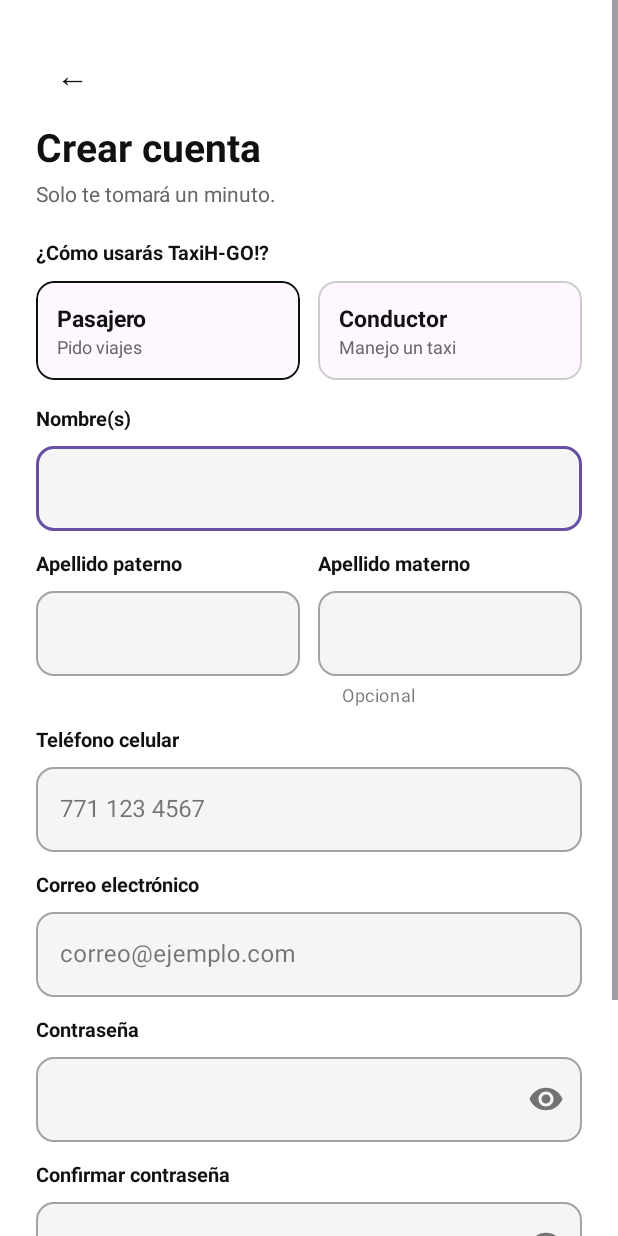
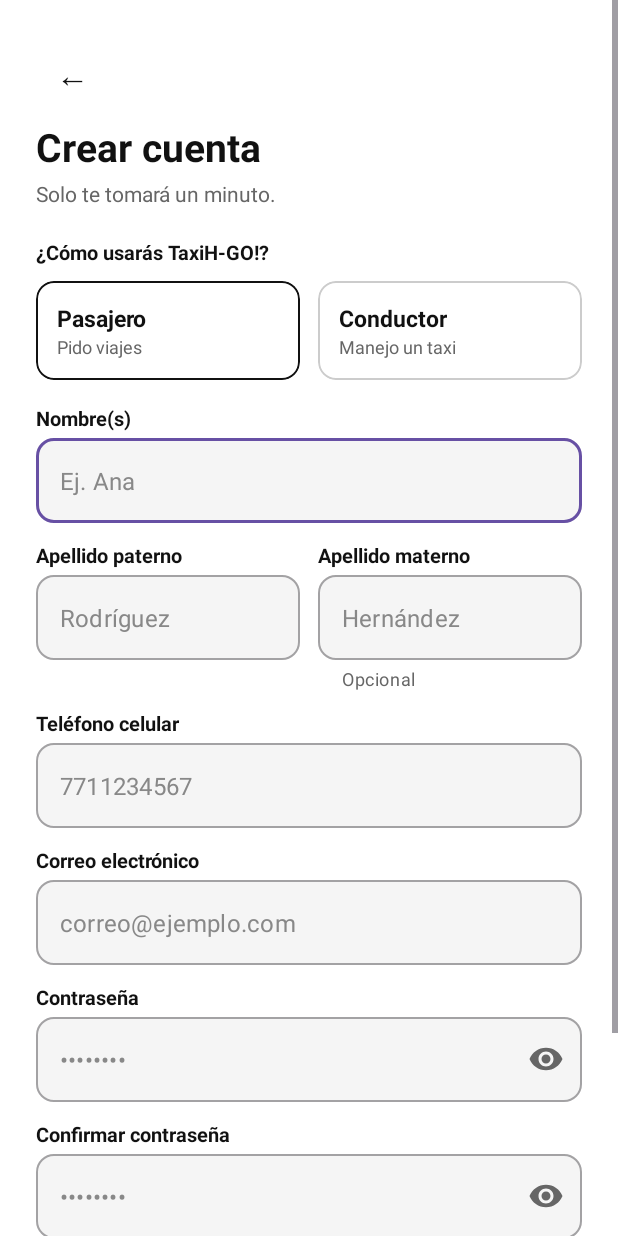
Before and after one commit to CaritoLux/appTaxiHGO, an Android app: the ActivityRegistro screen opened directly, with no data from a screen before it, on a phone screen of 412 x 824 dp. Run offline under Robolectric (Android 15) with nearby library versions, the phone set to English and light mode, and no system bars.

Commit message:
correccion  link retrofit y  activitys

```diff
--- a/app/src/main/java/mx/com/bandline/apptaxihgo/interfaceapi/RetrofitCliente.kt
+++ b/app/src/main/java/mx/com/bandline/apptaxihgo/interfaceapi/RetrofitCliente.kt
@@ -4,7 +4,7 @@ import retrofit2.Retrofit
 import retrofit2.converter.gson.GsonConverterFactory
 
 object RetrofitCliente {
-    const val BASE_URL = "https://bandline.com.mx/taxihgo/"
+    const val BASE_URL = "https://bandline.com.mx/taxihgo/taxihgo_api/"
 
     val apiService: ApiService by lazy {
         Retrofit.Builder()
--- a/app/src/main/java/mx/com/bandline/apptaxihgo/view/ActivityCuenta.kt
+++ b/app/src/main/java/mx/com/bandline/apptaxihgo/view/ActivityCuenta.kt
@@ -62,9 +62,12 @@ class ActivityCuenta : AppCompatActivity() {
 
         if (perfil.rol == "CONDUCTOR") {
             tvRol.text = "Conductor"
+            tvCalificacion.text = "★ ${perfil.calificacion}"
+            tvCalificacion.visibility = View.VISIBLE
             btnDocumentos.visibility = View.VISIBLE
         } else {
             tvRol.text = "Pasajero"
+            tvCalificacion.visibility = View.GONE
             btnDocumentos.visibility = View.GONE
         }
     }
--- a/app/src/main/res/layout/activity_registro.xml
+++ b/app/src/main/res/layout/activity_registro.xml
@@ -48,7 +48,6 @@
             android:textSize="13sp"
             android:textStyle="bold" />
 
-        <!-- Tarjetas de selección Pasajero / Conductor -->
         <LinearLayout
             android:layout_width="match_parent"
             android:layout_height="wrap_content"
@@ -64,6 +63,7 @@
                 android:checkable="true"
                 android:clickable="true"
                 android:focusable="true"
+                app:cardBackgroundColor="#FFFFFF"
                 app:cardCornerRadius="12dp"
                 app:strokeColor="#111111"
                 app:strokeWidth="1dp">
@@ -100,6 +100,7 @@
                 android:checkable="true"
                 android:clickable="true"
                 android:focusable="true"
+                app:cardBackgroundColor="#FFFFFF"
                 app:cardCornerRadius="12dp"
                 app:strokeColor="#CCCCCC"
                 app:strokeWidth="1dp">
@@ -137,7 +138,6 @@
             android:textSize="12sp"
             android:visibility="gone" />
 
-        <!-- Nombre(s) -->
         <TextView
             android:layout_width="wrap_content"
             android:layout_height="wrap_content"
@@ -157,15 +157,18 @@
             app:boxCornerRadiusBottomEnd="12dp"
             app:boxCornerRadiusBottomStart="12dp"
             app:boxCornerRadiusTopEnd="12dp"
-            app:boxCornerRadiusTopStart="12dp">
+            app:boxCornerRadiusTopStart="12dp"
+            app:hintEnabled="false">
 
             <com.google.android.material.textfield.TextInputEditText
                 android:layout_width="match_parent"
                 android:layout_height="wrap_content"
-                android:inputType="textPersonName" />
+                android:hint="Ej. Ana"
+                android:inputType="textPersonName"
+                android:textColor="#111111"
+                android:textColorHint="#888888" />
         </com.google.android.material.textfield.TextInputLayout>
 
-        <!-- Apellidos lado a lado -->
         <LinearLayout
             android:layout_width="match_parent"
             android:layout_height="wrap_content"
@@ -198,12 +201,16 @@
                     app:boxCornerRadiusBottomEnd="12dp"
                     app:boxCornerRadiusBottomStart="12dp"
                     app:boxCornerRadiusTopEnd="12dp"
-                    app:boxCornerRadiusTopStart="12dp">
+                    app:boxCornerRadiusTopStart="12dp"
+                    app:hintEnabled="false">
 
                     <com.google.android.material.textfield.TextInputEditText
                         android:layout_width="match_parent"
                         android:layout_height="wrap_content"
-                        android:inputType="textPersonName" />
+                        android:hint="Rodríguez"
+                        android:inputType="textPersonName"
+                        android:textColor="#111111"
+                        android:textColorHint="#888888" />
                 </com.google.android.material.textfield.TextInputLayout>
             </LinearLayout>
 
@@ -233,17 +240,21 @@
                     app:boxCornerRadiusBottomStart="12dp"
                     app:boxCornerRadiusTopEnd="12dp"
                     app:boxCornerRadiusTopStart="12dp"
-                    app:helperText="Opcional">
+                    app:helperText="Opcional"
+                    app:helperTextTextColor="#666666"
+                    app:hintEnabled="false">
 
                     <com.google.android.material.textfield.TextInputEditText
                         android:layout_width="match_parent"
                         android:layout_height="wrap_content"
-                        android:inputType="textPersonName" />
+                        android:hint="Hernández"
+                        android:inputType="textPersonName"
+                        android:textColor="#111111"
+                        android:textColorHint="#888888" />
                 </com.google.android.material.textfield.TextInputLayout>
             </LinearLayout>
         </LinearLayout>
 
-        <!-- Teléfono -->
         <TextView
             android:layout_width="wrap_content"
             android:layout_height="wrap_content"
@@ -263,17 +274,19 @@
             app:boxCornerRadiusBottomEnd="12dp"
             app:boxCornerRadiusBottomStart="12dp"
             app:boxCornerRadiusTopEnd="12dp"
-            app:boxCornerRadiusTopStart="12dp">
+            app:boxCornerRadiusTopStart="12dp"
+            app:hintEnabled="false">
 
             <com.google.android.material.textfield.TextInputEditText
                 android:layout_width="match_parent"
                 android:layout_height="wrap_content"
-                android:hint="771 123 4567"
+                android:hint="7711234567"
                 android:inputType="phone"
-                android:maxLength="10" />
+                android:maxLength="10"
+                android:textColor="#111111"
+                android:textColorHint="#888888" />
         </com.google.android.material.textfield.TextInputLayout>
 
-        <!-- Correo -->
         <TextView
             android:layout_width="wrap_content"
             android:layout_height="wrap_content"
@@ -293,16 +306,18 @@
             app:boxCornerRadiusBottomEnd="12dp"
             app:boxCornerRadiusBottomStart="12dp"
             app:boxCornerRadiusTopEnd="12dp"
-            app:boxCornerRadiusTopStart="12dp">
+            app:boxCornerRadiusTopStart="12dp"
+            app:hintEnabled="false">
 
             <com.google.android.material.textfield.TextInputEditText
                 android:layout_width="match_parent"
                 android:layout_height="wrap_content"
                 android:hint="correo@ejemplo.com"
-                android:inputType="textEmailAddress" />
+                android:inputType="textEmailAddress"
+                android:textColor="#111111"
+                android:textColorHint="#888888" />
         </com.google.android.material.textfield.TextInputLayout>
 
-        <!-- Contraseña -->
         <TextView
             android:layout_width="wrap_content"
             android:layout_height="wrap_content"
@@ -323,15 +338,19 @@
             app:boxCornerRadiusBottomStart="12dp"
             app:boxCornerRadiusTopEnd="12dp"
             app:boxCornerRadiusTopStart="12dp"
-            app:endIconMode="password_toggle">
+            app:endIconMode="password_toggle"
+            app:endIconTint="#666666"
+            app:hintEnabled="false">
 
             <com.google.android.material.textfield.TextInputEditText
                 android:layout_width="match_parent"
                 android:layout_height="wrap_content"
-                android:inputType="textPassword" />
+                android:hint="••••••••"
+                android:inputType="textPassword"
+                android:textColor="#111111"
+                android:textColorHint="#888888" />
         </com.google.android.material.textfield.TextInputLayout>
 
-        <!-- Confirmar contraseña -->
         <TextView
             android:layout_width="wrap_content"
             android:layout_height="wrap_content"
@@ -352,15 +371,19 @@
             app:boxCornerRadiusBottomStart="12dp"
             app:boxCornerRadiusTopEnd="12dp"
             app:boxCornerRadiusTopStart="12dp"
-            app:endIconMode="password_toggle">
+            app:endIconMode="password_toggle"
+            app:endIconTint="#666666"
+            app:hintEnabled="false">
 
             <com.google.android.material.textfield.TextInputEditText
                 android:layout_width="match_parent"
                 android:layout_height="wrap_content"
-                android:inputType="textPassword" />
+                android:hint="••••••••"
+                android:inputType="textPassword"
+                android:textColor="#111111"
+                android:textColorHint="#888888" />
         </com.google.android.material.textfield.TextInputLayout>
 
-        <!-- Aviso de privacidad -->
         <LinearLayout
             android:layout_width="match_parent"
             android:layout_height="wrap_content"
@@ -373,6 +396,7 @@
                 android:layout_width="wrap_content"
                 android:layout_height="wrap_content"
                 android:text="Acepto el "
+                android:textColor="#111111"
                 android:textSize="13sp" />
 
             <com.google.android.material.button.MaterialButton
```
Also changed, not shown: app/src/main/AndroidManifest.xml (+6 -2 lines), app/src/main/java/mx/com/bandline/apptaxihgo/view/ActivityLogin.kt (+12 -1 lines), app/src/main/res/layout/activity_cuenta.xml (+2 -17 lines), app/src/main/res/layout/activity_login.xml (+11 -6 lines).
